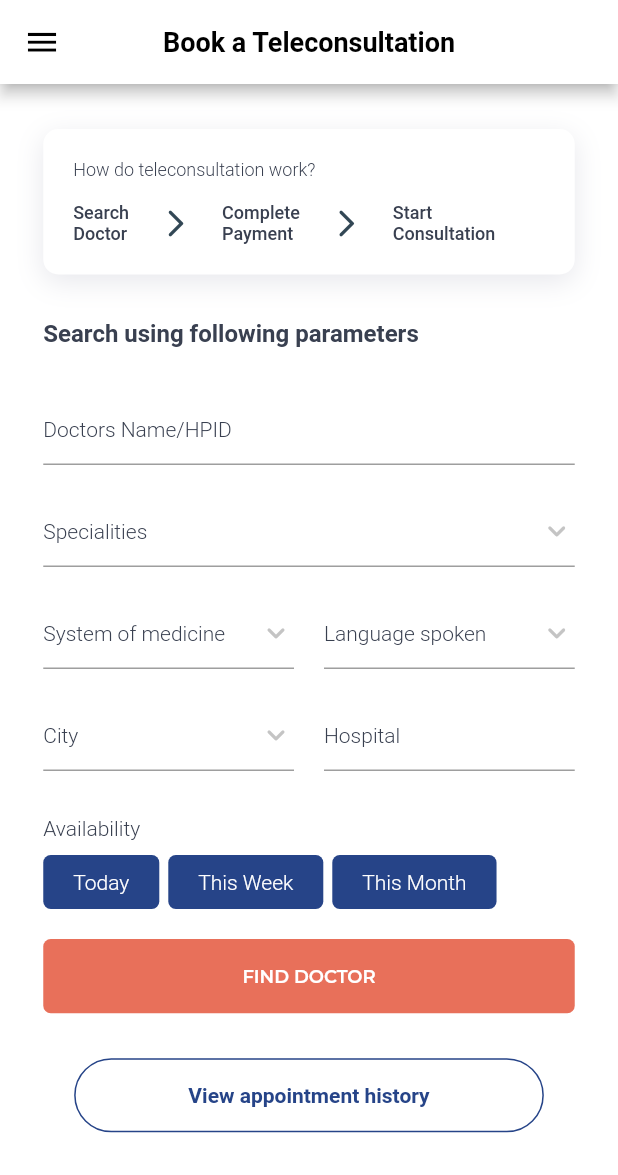
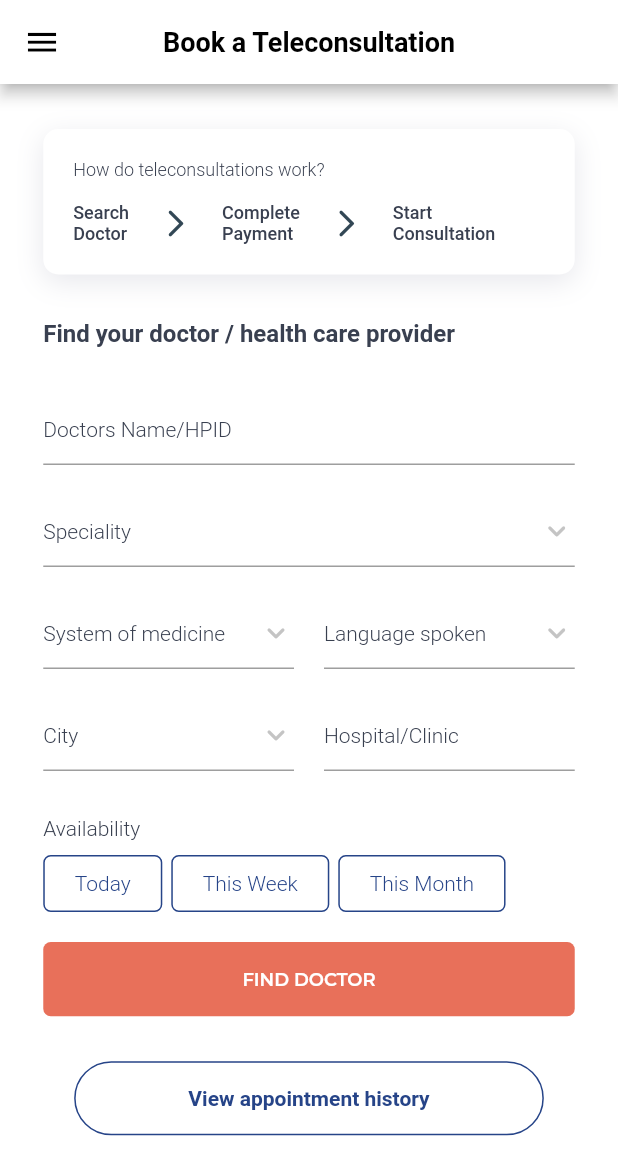
Before and after one commit to Deepak30492/EUA_Flutter, a Flutter app: the BookATeleconsultationPage screen opened directly, on a phone screen of 412 x 824 dp. Shown: the top 1175 px of the screen. Run offline on Flutter 3.47's test engine with Material 2 defaults, Android fonts, the phone set to English and light mode, and no system bars; our stand-ins replace connectivity, expandable, get, google_fonts, syncfusion_flutter_datepicker; network calls fail; Roboto replaces fonts that are missing (Arimo).

Commit message:
Book a teleconsultation changes completed.

```diff
--- a/lib/theme/src/app_text_style.dart
+++ b/lib/theme/src/app_text_style.dart
@@ -178,6 +178,12 @@ class AppTextStyle {
         fontSize: 14,
       );
 
+  static get textFieldHint2BlueTextStyle => GoogleFonts.roboto(
+        color: Color(0xFF264488),
+        fontWeight: FontWeight.w300,
+        fontSize: 14,
+      );
+
   ///DROPDOWN
   static get dropdownTextStyle => GoogleFonts.openSans(
         color: AppColors.black,
--- a/lib/view/discovery/src/book_a_teleconsultation_page.dart
+++ b/lib/view/discovery/src/book_a_teleconsultation_page.dart
@@ -42,6 +42,10 @@ class _BookATeleconsultationPageState extends State<BookATeleconsultationPage> {
     "Pune",
     "Mumbai",
   ];
+
+  bool isToday = false;
+  bool isThisWeek = false;
+  bool isThisMonth = false;
 
   @override
   Widget build(BuildContext context) {
@@ -95,7 +99,7 @@ class _BookATeleconsultationPageState extends State<BookATeleconsultationPage> {
                   crossAxisAlignment: CrossAxisAlignment.start,
                   children: [
                     Text(
-                      "How do teleconsultation work?",
+                      "How do teleconsultations work?",
                       style: AppTextStyle.subHeading4LightTextStyle,
                     ),
                     Spacing(size: 15, isWidth: false),
@@ -141,7 +145,7 @@ class _BookATeleconsultationPageState extends State<BookATeleconsultationPage> {
                 crossAxisAlignment: CrossAxisAlignment.start,
                 children: [
                   Text(
-                    "Search using following parameters",
+                    "Find your doctor / health care provider",
                     style: AppTextStyle.heading4TextStyle,
                   ),
                   Spacing(size: 30, isWidth: false),
@@ -168,7 +172,7 @@ class _BookATeleconsultationPageState extends State<BookATeleconsultationPage> {
                       });
                     },
                     hint: Text(
-                      "Specialities",
+                      "Speciality",
                       style: AppTextStyle.textFieldHint2TextStyle,
                     ),
                     items: _listOfSpecialitiesDropdownValue
@@ -280,7 +284,7 @@ class _BookATeleconsultationPageState extends State<BookATeleconsultationPage> {
                       Expanded(
                         child: TextFormField(
                           decoration: InputDecoration(
-                            hintText: "Hospital",
+                            hintText: "Hospital/Clinic",
                             hintStyle: AppTextStyle.textFieldHint2TextStyle,
                             border: const UnderlineInputBorder(),
                           ),
@@ -301,45 +305,93 @@ class _BookATeleconsultationPageState extends State<BookATeleconsultationPage> {
                         Spacing(isWidth: false),
                         Row(
                           children: [
-                            Container(
+                            InkWell(
+                              onTap: () {
+                                setState(() {
+                                  isToday = !isToday;
+                                });
+                              },
+                              child: Container(
                                 padding:
                                     const EdgeInsets.fromLTRB(20, 10, 20, 10),
                                 decoration: BoxDecoration(
+                                  color: isToday
+                                      ? const Color(0xFF264488)
+                                      : Colors.white,
+                                  border: Border.all(
+                                    width: 1,
                                     color: const Color(0xFF264488),
+                                  ),
                                   borderRadius: BorderRadius.circular(5),
                                 ),
                                 child: Text(
                                   "Today",
-                                style:
-                                    AppTextStyle.textFieldHint2WhiteTextStyle,
+                                  style: isToday
+                                      ? AppTextStyle
+                                          .textFieldHint2WhiteTextStyle
+                                      : AppTextStyle
+                                          .textFieldHint2BlueTextStyle,
+                                ),
                               ),
                             ),
                             Spacing(size: 6),
-                            Container(
+                            InkWell(
+                              onTap: () {
+                                setState(() {
+                                  isThisWeek = !isThisWeek;
+                                });
+                              },
+                              child: Container(
                                 padding:
                                     const EdgeInsets.fromLTRB(20, 10, 20, 10),
                                 decoration: BoxDecoration(
+                                  color: isThisWeek
+                                      ? const Color(0xFF264488)
+                                      : Colors.white,
+                                  border: Border.all(
+                                    width: 1,
                                     color: const Color(0xFF264488),
+                                  ),
                                   borderRadius: BorderRadius.circular(5),
                                 ),
                                 child: Text(
                                   "This Week",
-                                style:
-                                    AppTextStyle.textFieldHint2WhiteTextStyle,
+                                  style: isThisWeek
+                                      ? AppTextStyle
+                                          .textFieldHint2WhiteTextStyle
+                                      : AppTextStyle
+                                          .textFieldHint2BlueTextStyle,
+                                ),
                               ),
                             ),
                             Spacing(size: 6),
-                            Container(
+                            InkWell(
+                              onTap: () {
+                                setState(() {
+                                  isThisMonth = !isThisMonth;
+                                });
+                              },
+                              child: Container(
                                 padding:
                                     const EdgeInsets.fromLTRB(20, 10, 20, 10),
                                 decoration: BoxDecoration(
+                                  color: isThisMonth
+                                      ? const Color(0xFF264488)
+                                      : Colors.white,
+                                  border: Border.all(
+                                    width: 1,
                                     color: const Color(0xFF264488),
+                                  ),
                                   borderRadius: BorderRadius.circular(5),
                                 ),
                                 child: Text(
                                   "This Month",
-                                style:
-                                    AppTextStyle.textFieldHint2WhiteTextStyle,
+                                  style: isThisMonth
+                                      ? AppTextStyle
+                                          .textFieldHint2WhiteTextStyle
+                                      : AppTextStyle
+                                          .textFieldHint2BlueTextStyle,
+                                ),
                               ),
                             ),
                           ],
```
Also changed, not shown: lib/view/discovery/src/discover_services_page.dart (+81 -76 lines). Lines whose indentation alone changed are shown as unchanged.
